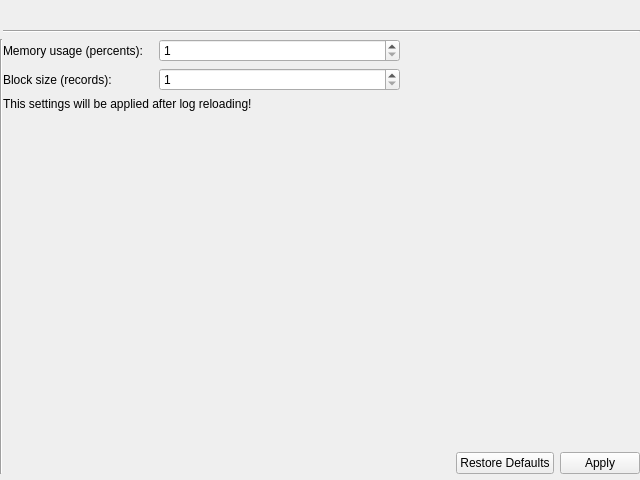
Old version of the form ui/generalcoresettings.ui in the repository snip89/wsnsim-postprocessor.
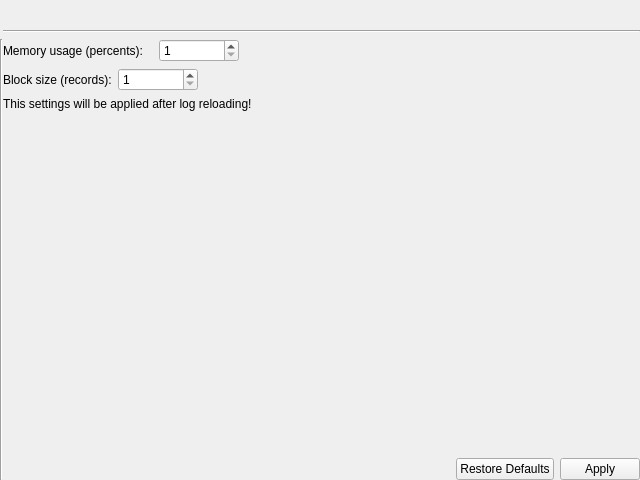
New version of the form.

The edit to the form file:
```diff
--- a/ui/generalcoresettings.ui
+++ b/ui/generalcoresettings.ui
@@ -24,7 +24,7 @@
     <number>0</number>
    </property>
    <property name="bottomMargin">
-    <number>6</number>
+    <number>0</number>
    </property>
    <property name="horizontalSpacing">
     <number>0</number>
@@ -94,11 +94,23 @@
        <item row="0" column="1">
         <widget class="QSpinBox" name="memoryUsageSpinBox">
          <property name="sizePolicy">
-          <sizepolicy hsizetype="Expanding" vsizetype="Fixed">
+          <sizepolicy hsizetype="Fixed" vsizetype="Fixed">
            <horstretch>0</horstretch>
            <verstretch>0</verstretch>
           </sizepolicy>
          </property>
+         <property name="minimumSize">
+          <size>
+           <width>80</width>
+           <height>0</height>
+          </size>
+         </property>
+         <property name="maximumSize">
+          <size>
+           <width>80</width>
+           <height>16777215</height>
+          </size>
+         </property>
          <property name="minimum">
           <number>1</number>
          </property>
@@ -177,13 +189,13 @@
          </property>
          <property name="minimumSize">
           <size>
-           <width>150</width>
+           <width>0</width>
            <height>0</height>
           </size>
          </property>
          <property name="maximumSize">
           <size>
-           <width>150</width>
+           <width>16777215</width>
            <height>16777215</height>
           </size>
          </property>
@@ -195,11 +207,23 @@
        <item row="0" column="1">
         <widget class="QSpinBox" name="blockSizeSpinBox">
          <property name="sizePolicy">
-          <sizepolicy hsizetype="Expanding" vsizetype="Fixed">
+          <sizepolicy hsizetype="Fixed" vsizetype="Fixed">
            <horstretch>0</horstretch>
            <verstretch>0</verstretch>
           </sizepolicy>
          </property>
+         <property name="minimumSize">
+          <size>
+           <width>80</width>
+           <height>0</height>
+          </size>
+         </property>
+         <property name="maximumSize">
+          <size>
+           <width>80</width>
+           <height>16777215</height>
+          </size>
+         </property>
          <property name="minimum">
           <number>1</number>
          </property>
```
Left out of the diff: 5 changed lines with no effect on the pictures.
